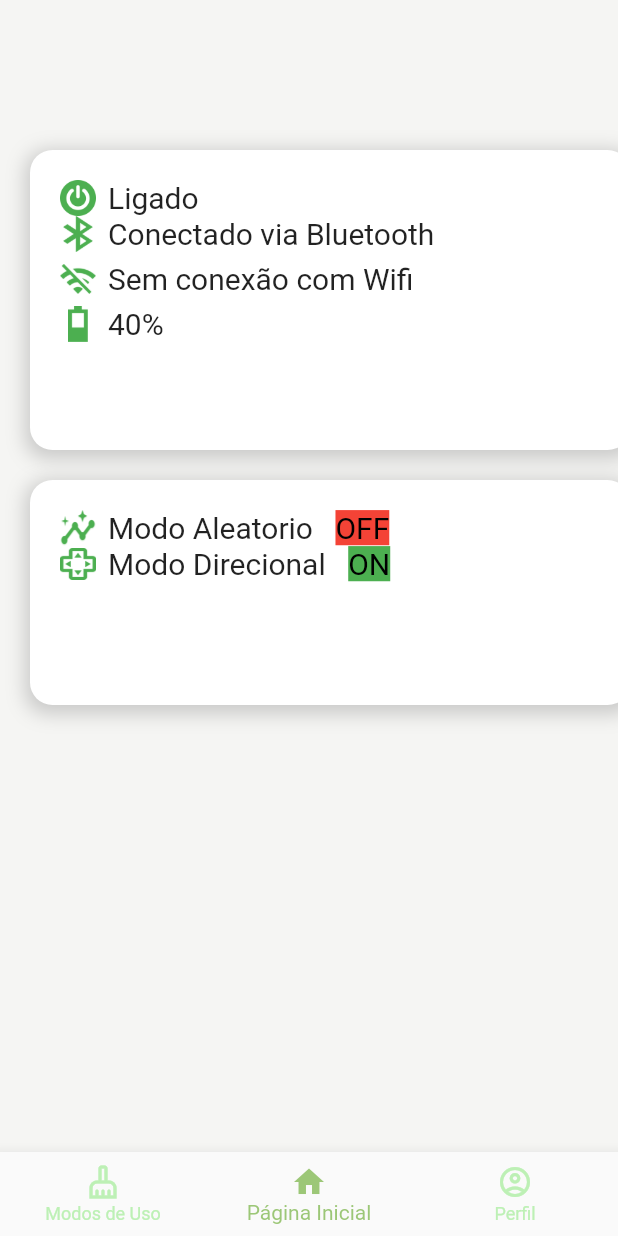
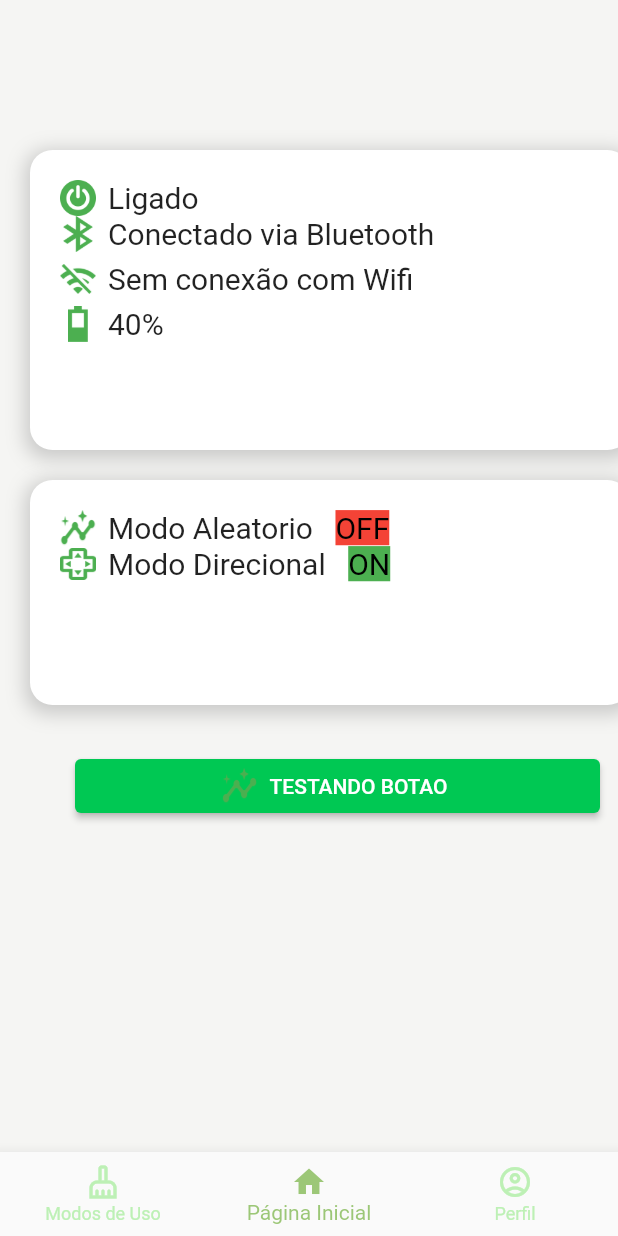
Before and after one commit to PI2-Grupo5/quirby-mobile, a Flutter app: the screen it shows after launch, on a phone screen of 412 x 824 dp. Run offline on Flutter 3.47's test engine with Material 2 defaults, Android fonts, the light colour scheme and no system bars.

Commit message:
componentizando botão

```diff
--- /dev/null
+++ b/lib/components/button.dart
@@ -0,0 +1,35 @@
+import 'package:flutter/material.dart';
+
+class QuirbyButton extends StatelessWidget {
+  final String text;
+  final double width;
+  final void Function() action;
+  Widget? buttonIcon;
+  QuirbyButton(
+      {super.key,
+      required this.text,
+      required this.width,
+      this.buttonIcon,
+      required this.action});
+
+  @override
+  Widget build(BuildContext context) {
+    if (buttonIcon != null) {
+      return ElevatedButton.icon(
+        onPressed: action,
+        label: Text(text),
+        icon: buttonIcon!,
+        style: ElevatedButton.styleFrom(
+            backgroundColor: Colors.greenAccent[700],
+            fixedSize: Size(width, 30)),
+      );
+    } else {
+      return ElevatedButton(
+          onPressed: action,
+          style: ElevatedButton.styleFrom(
+              backgroundColor: Colors.greenAccent[700],
+              fixedSize: Size(width, 30)),
+          child: Text(text));
+    }
+  }
+}
--- a/lib/screens/home/home_screen.dart
+++ b/lib/screens/home/home_screen.dart
@@ -1,6 +1,7 @@
 import 'package:flutter/material.dart';
 import 'package:flutter/src/widgets/container.dart';
 import 'package:flutter/src/widgets/framework.dart';
+import 'package:quirby_app/components/button.dart';
 
 class HomePage extends StatelessWidget {
   const HomePage({super.key});
@@ -179,6 +180,17 @@ class HomePage extends StatelessWidget {
                         ]),
                   ),
                 )),
+            Positioned(
+                top: 500,
+                left: 50,
+                child: QuirbyButton(
+                    text: 'TESTANDO BOTAO',
+                    width: 350,
+                    buttonIcon: const ImageIcon(
+                      AssetImage('assets/icons/aleatorio.png'),
+                      color: Colors.green,
+                    ),
+                    action: () => {print('To funcionando')}))
           ]),
         ));
   }
```
